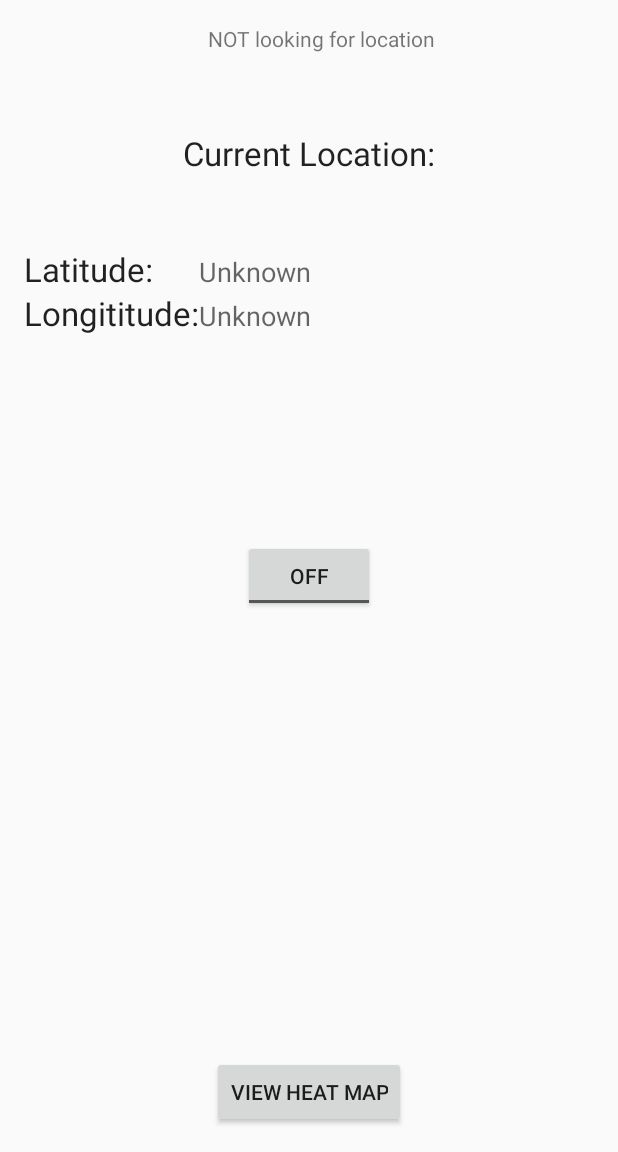
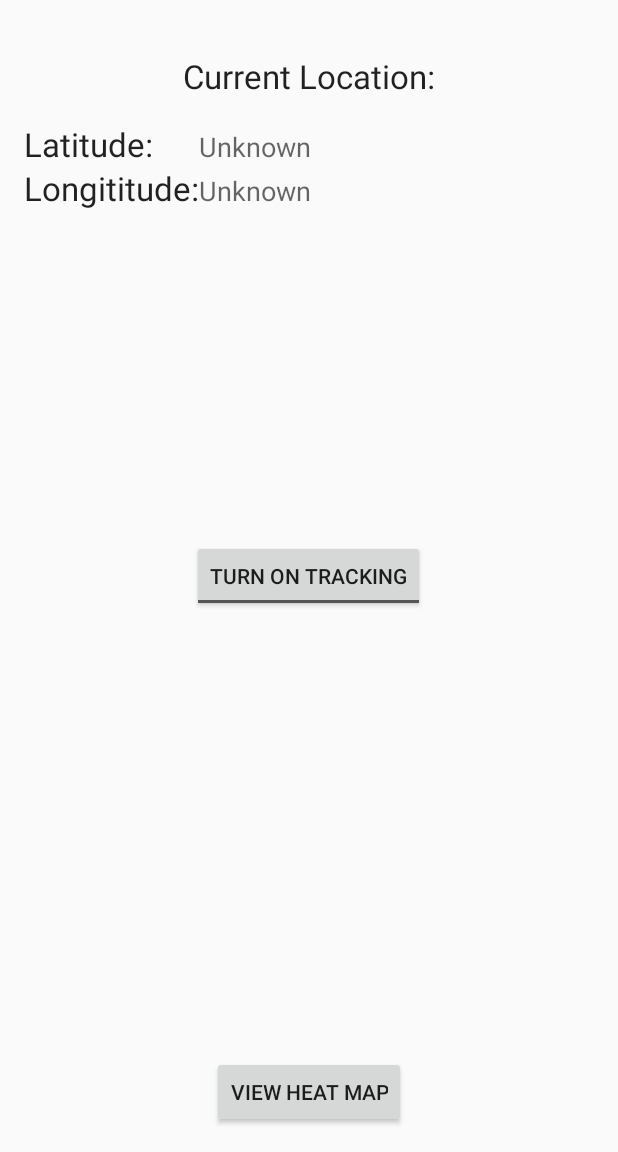
Before and after one commit to MichaelRechenberg/BreadCrumms, an Android app: the screen it shows after launch (MainActivity), on a phone screen of 412 x 824 dp, the part 84-1236 px from its top. Run offline under Robolectric (Android 15) with nearby library versions, the phone set to English and light mode, and no system bars.

Commit message:
Changed placement of buttons and Current Location information in MainActivity.xml.  Changed the length of Toast Notfication notifying how many seconds each location update will take from Toast.LENGTH_LONG to Toast.LENGTH_SHORT

```diff
--- a/app/src/main/java/com/example/miker_000/breadcrumms/MainActivity.java
+++ b/app/src/main/java/com/example/miker_000/breadcrumms/MainActivity.java
@@ -104,8 +104,6 @@ public class MainActivity extends AppCompatActivity implements
         active = sharedPreferences.getBoolean("active", false);
         //The location Service is active, so have the button be "On"
         if(active){
-            TextView msg = (TextView) findViewById(R.id.message);
-            msg.setText(R.string.not_looking_for_location);
             ToggleButton button = (ToggleButton) findViewById(R.id.myButton);
             button.setChecked(true);
         }
@@ -137,7 +135,6 @@ public class MainActivity extends AppCompatActivity implements
         Intent tempIntent = new Intent()
                 .setPackage(getApplicationContext().getPackageName())
                 .setAction(StoreLocation.LOCATION_UPDATE);
-        //TODO: Change Flag to Cancel Current?
         locationIntent = PendingIntent.getBroadcast(getApplicationContext(),
                 StoreLocation.LOCATION_UPDATE_CODE, tempIntent,
                 PendingIntent.FLAG_UPDATE_CURRENT);
@@ -245,7 +242,7 @@ public class MainActivity extends AppCompatActivity implements
                             Toast.makeText(
                                     getApplicationContext(),
                                     "Each location update will occur every " + updateDelay/1000 + " seconds",
-                                    Toast.LENGTH_LONG
+                                    Toast.LENGTH_SHORT
                             ).show();
 
                             Log.d("Derp", "Location request added");
@@ -290,9 +287,6 @@ public class MainActivity extends AppCompatActivity implements
                     ToggleButton button = (ToggleButton)
                             findViewById(R.id.myButton);
                     button.setChecked(false);
-                    TextView locText = (TextView)
-                            findViewById(R.id.message);
-                    locText.setText(R.string.not_looking_for_location);
                     active = false;
 
 
@@ -338,11 +332,9 @@ public class MainActivity extends AppCompatActivity implements
 
 
     public void toggleFindLocation(View view){
-        TextView msg = (TextView) findViewById(R.id.message);
 
         if(active){
             active = false;
-            msg.setText(R.string.not_looking_for_location);
             removeMyLocationUpdates();
             Intent tmp = new Intent()
                     .setClass(MainActivity.this, StoreLocation.class);
@@ -351,7 +343,6 @@ public class MainActivity extends AppCompatActivity implements
         }
         else{
             active = true;
-            msg.setText(R.string.looking_for_location);
             addMyLocationUpdates();
             registerReceiver(locationReceiver, new IntentFilter(StoreLocation.LOCATION_UPDATE));
 
--- a/app/src/main/res/layout/activity_main.xml
+++ b/app/src/main/res/layout/activity_main.xml
@@ -28,43 +28,25 @@
         <TextView
             android:layout_width="wrap_content"
             android:layout_height="wrap_content"
-            android:text="NOT looking for location"
-            android:id="@+id/message"
-            android:layout_alignParentTop="true"
-            android:layout_alignRight="@+id/currLocTitle"
-            android:layout_alignEnd="@+id/currLocTitle"
-            android:gravity="center_horizontal" />
-
-        <ToggleButton
-            android:layout_width="wrap_content"
-            android:layout_height="wrap_content"
-            android:text="Click Me"
-            android:onClick="toggleFindLocation"
-            android:id="@+id/myButton"
-            android:layout_centerVertical="true"
-            android:layout_centerHorizontal="true" />
-
-        <TextView
-            android:layout_width="wrap_content"
-            android:layout_height="wrap_content"
             android:textAppearance="?android:attr/textAppearanceLarge"
             android:text="Current Location:"
             android:id="@+id/currLocTitle"
-            android:layout_below="@+id/message"
+            android:layout_alignParentTop="true"
             android:layout_centerHorizontal="true"
-            android:layout_marginTop="52dp" />
+            android:paddingTop="@dimen/abc_text_size_title_material" />
 
         <TableLayout
             android:layout_width="match_parent"
             android:layout_height="wrap_content"
+            android:id="@+id/tableLayout"
             android:layout_below="@+id/currLocTitle"
             android:layout_alignParentStart="true"
-            android:layout_marginTop="48dp"
-            android:id="@+id/tableLayout">
+            android:paddingTop="8dp">
 
             <TableRow
                 android:layout_width="match_parent"
-                android:layout_height="match_parent">
+                android:layout_height="match_parent"
+                android:paddingTop="8dp">
 
                 <TextView
                     android:textAppearance="?android:attr/textAppearanceLarge"
@@ -101,14 +83,29 @@
             </TableRow>
         </TableLayout>
 
-        <Button
-            android:layout_width="wrap_content"
-            android:layout_height="wrap_content"
-            android:text="View Heat Map"
-            android:id="@+id/button2"
-            android:layout_alignParentBottom="true"
-            android:layout_centerHorizontal="true"
-            android:onClick="startMapLocationActivity" />
+        <RelativeLayout
+            android:layout_width="match_parent"
+            android:layout_height="match_parent">
+
+            <ToggleButton
+                android:layout_width="wrap_content"
+                android:layout_height="wrap_content"
+                android:onClick="toggleFindLocation"
+                android:id="@+id/myButton"
+                android:textOn="@string/tracking_off"
+                android:textOff="@string/tracking_on"
+                android:layout_centerVertical="true"
+                android:layout_centerHorizontal="true" />
+
+            <Button
+                android:layout_width="wrap_content"
+                android:layout_height="wrap_content"
+                android:text="View Heat Map"
+                android:id="@+id/viewHeatMapButton"
+                android:onClick="startMapLocationActivity"
+                android:layout_alignParentBottom="true"
+                android:layout_centerHorizontal="true" />
+        </RelativeLayout>
 
     </RelativeLayout>
 
--- a/app/src/main/res/values/strings.xml
+++ b/app/src/main/res/values/strings.xml
@@ -126,4 +126,6 @@
     <string name="latlng_dialog">Enter Latitude And Longitude</string>
     <string name="latitudeTitle">Latitude:</string>
     <string name="longitudeTitle">Longitude:</string>
+    <string name="tracking_on">Turn On Tracking</string>
+    <string name="tracking_off">Turn Off Tracking</string>
 </resources>
```
